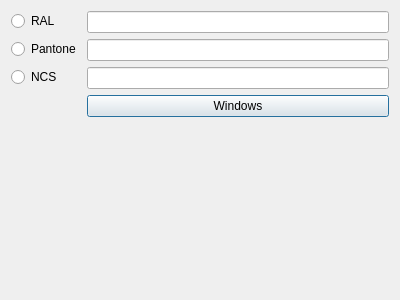
Vcpavel31/PPPart, file PPPart/pick_color.ui: the form before one commit.
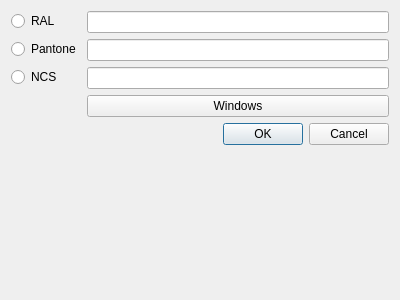
The form after the commit.

Commit message: Color input

```diff
--- a/PPPart/pick_color.ui
+++ b/PPPart/pick_color.ui
@@ -51,6 +51,13 @@
      </property>
     </widget>
    </item>
+   <item row="4" column="0" colspan="2">
+    <widget class="QDialogButtonBox" name="buttonBox">
+     <property name="standardButtons">
+      <set>QDialogButtonBox::Cancel|QDialogButtonBox::Ok</set>
+     </property>
+    </widget>
+   </item>
   </layout>
  </widget>
  <resources/>
```
The commit also changes 7 other files.
